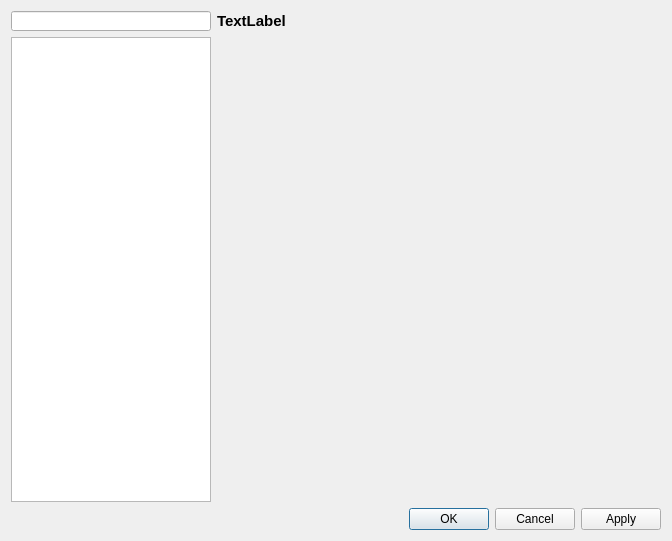
PonyEdit/PonyEdit, file options/optionsdialog.ui: the form before one commit.
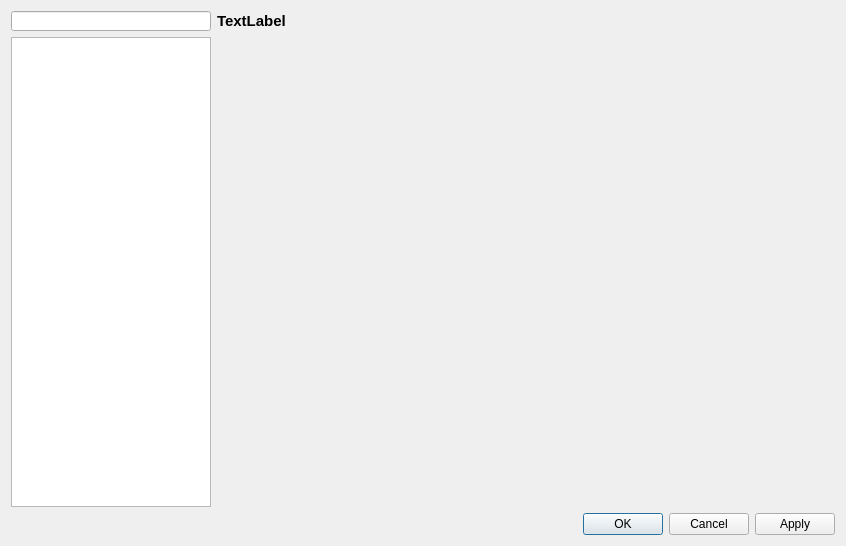
The form after the commit.

```diff
--- a/options/optionsdialog.ui
+++ b/options/optionsdialog.ui
@@ -6,8 +6,8 @@
    <rect>
     <x>0</x>
     <y>0</y>
-    <width>672</width>
-    <height>541</height>
+    <width>846</width>
+    <height>546</height>
    </rect>
   </property>
   <property name="windowTitle">
```
